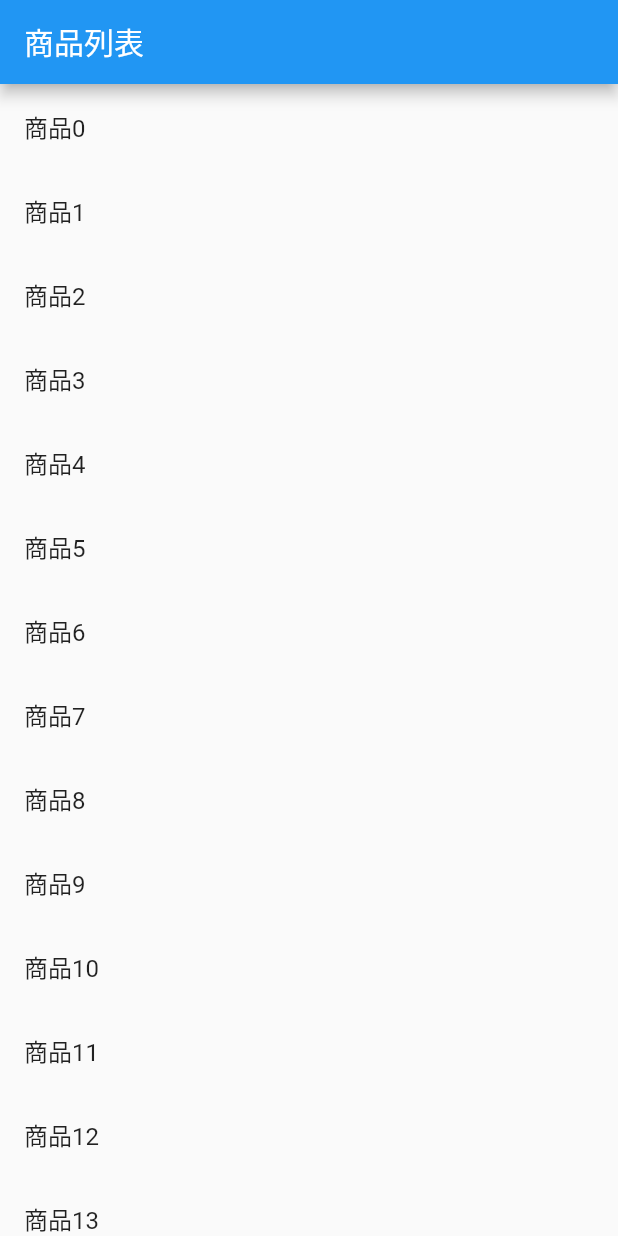
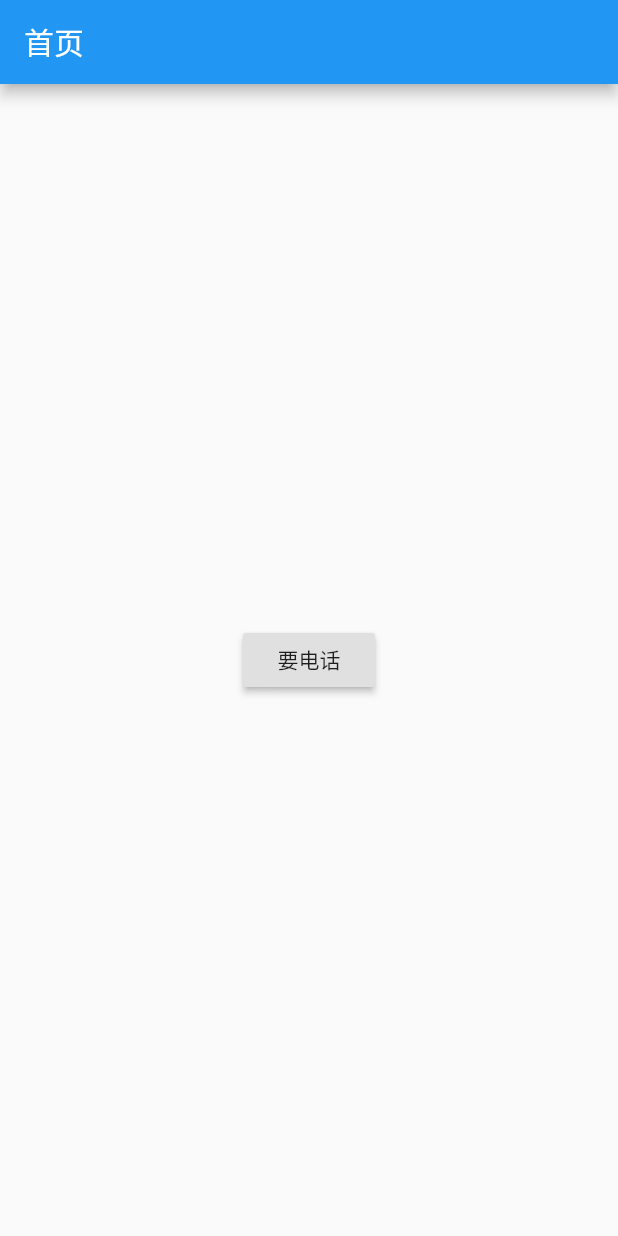
Before and after one commit to ycshill/shared, a Flutter app: the screen it shows after launch, on a phone screen of 412 x 824 dp. Run offline on Flutter 3.47's test engine with Material 2 defaults, Android fonts, the phone set to English and light mode, and no system bars.

Commit message:
feat: flutter-share jspang_demo 跳转页面并返回参数

```diff
--- a/flutter-share/jspang_demo/lib/main.dart
+++ b/flutter-share/jspang_demo/lib/main.dart
@@ -1,68 +1,71 @@
 import 'package:flutter/material.dart';
-// 创建一个商品类
-class Product {
-  final String title; // 商品标题
-  final String description; // 商品描述
-  Product(this.title, this.description);
+
+class RouteButton extends StatelessWidget {
+  @override
+  Widget build(BuildContext context) {
+    return RaisedButton(
+      child: Text('要电话'),
+      onPressed: (){
+        _getPhone(context);
+      },
+    );
+  }
+
+  _getPhone(BuildContext context) async{
+    final result = await Navigator.push(
+      context,
+      MaterialPageRoute(builder: (context) => PhonesPage())
+    );
+    Scaffold.of(context).showSnackBar(SnackBar(content: Text('$result')));
+  }
 }
 
-// 定义一个ProductList 列表
-class ProductList extends StatelessWidget {
-  final List<Product> products;
-  ProductList({Key key, @required this.products}):super(key: key);
-
+class FirstPage extends StatelessWidget {
   @override
   Widget build(BuildContext context) {
     return Scaffold(
       appBar: AppBar(
-        title: Text('商品列表'),
+        title: Text('首页'),
       ),
-      body: ListView.builder(
-        itemCount: products.length,
-        itemBuilder: (context, index) {
-          return ListTile(
-            title: Text(products[index].title),
-            onTap: (){
-              Navigator.push(
-                context,
-                MaterialPageRoute(
-                  builder: (context) => new ProductDetail(product: products[index]),
-                )
-              );
-            },
-          );
-        },
+      body: Center(
+        child: RouteButton(),
       ),
     );
   }
 }
 
-class ProductDetail extends StatelessWidget {
-
-  final Product product;
-  ProductDetail({Key key, @required this.product}):super(key: key);
-
+class PhonesPage extends StatelessWidget {
   @override
   Widget build(BuildContext context) {
     return Scaffold(
-      appBar: AppBar(title: Text('商品详情页'),),
+      appBar: AppBar(
+        title: Text('电话号码页面'),
+      ),
       body: Center(
-        child: Text('${product.description}'),
+        child: Column(
+          children: <Widget>[
+            RaisedButton(
+              child: Text('男1'),
+              onPressed: () {
+                Navigator.pop(context, '19999999');
+              },
+            ),
+            RaisedButton(
+              child: Text('男2'),
+              onPressed: () {
+                Navigator.pop(context, '343434');
+              },
+            )
+          ],
+        ),
       ),
     );
   }
 }
 
-void main(){
-  runApp(
-    MaterialApp(
-      title: '数据传递案例',
-      home: ProductList(
-        products: List.generate(
-          20,
-          (i) => Product('商品$i', '这是一个商品详情，编号为: $i'),
-        ),
-      )
-    )
-  );
+void main() {
+  runApp(MaterialApp(
+    title: '页面跳转并返回数据',
+    home: FirstPage(),
+  ));
 }
```
